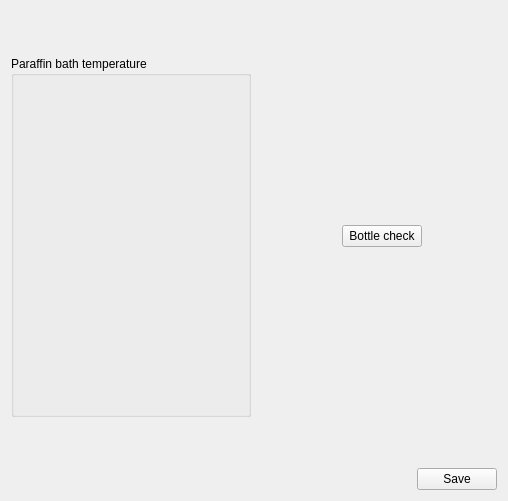
Above: HimalayaMain/Gui/Components/Settings/Forms/SystemSetupSettingsWidget.ui from Liyezhong/Master before the change. Below: the same form after it.
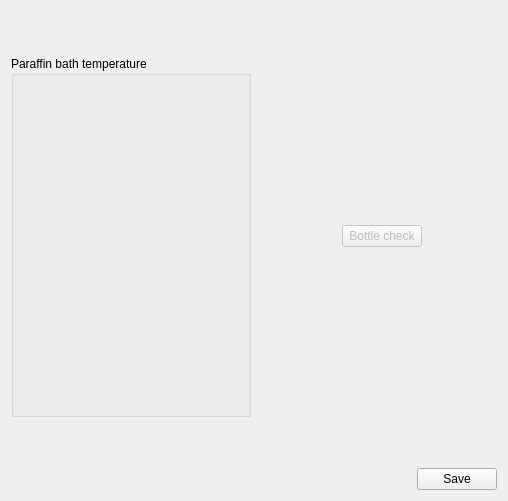
That is the form after the change. Custom widgets are drawn as their Qt base class.

The edit to the form file:
```diff
--- a/HimalayaMain/Gui/Components/Settings/Forms/SystemSetupSettingsWidget.ui
+++ b/HimalayaMain/Gui/Components/Settings/Forms/SystemSetupSettingsWidget.ui
@@ -139,6 +139,9 @@
        </item>
        <item>
         <widget class="QPushButton" name="btnBottleCheck">
+         <property name="enabled">
+          <bool>false</bool>
+         </property>
          <property name="text">
           <string>Bottle check</string>
          </property>
```
Left out of the diff: 1 changed line with no effect on the pictures.
